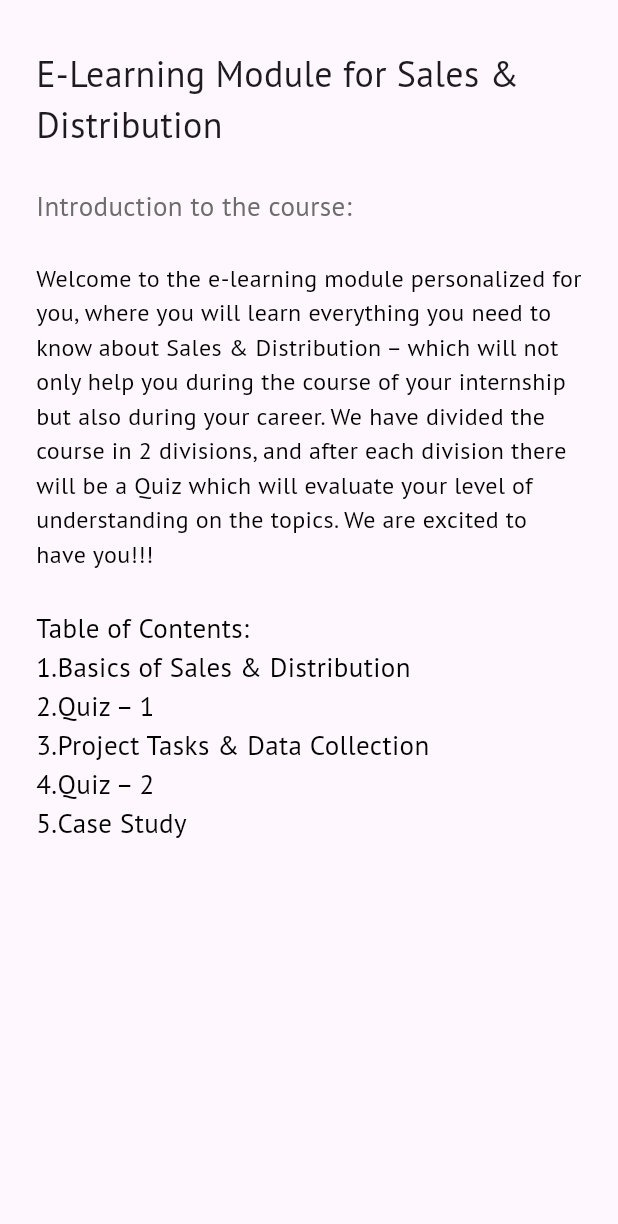
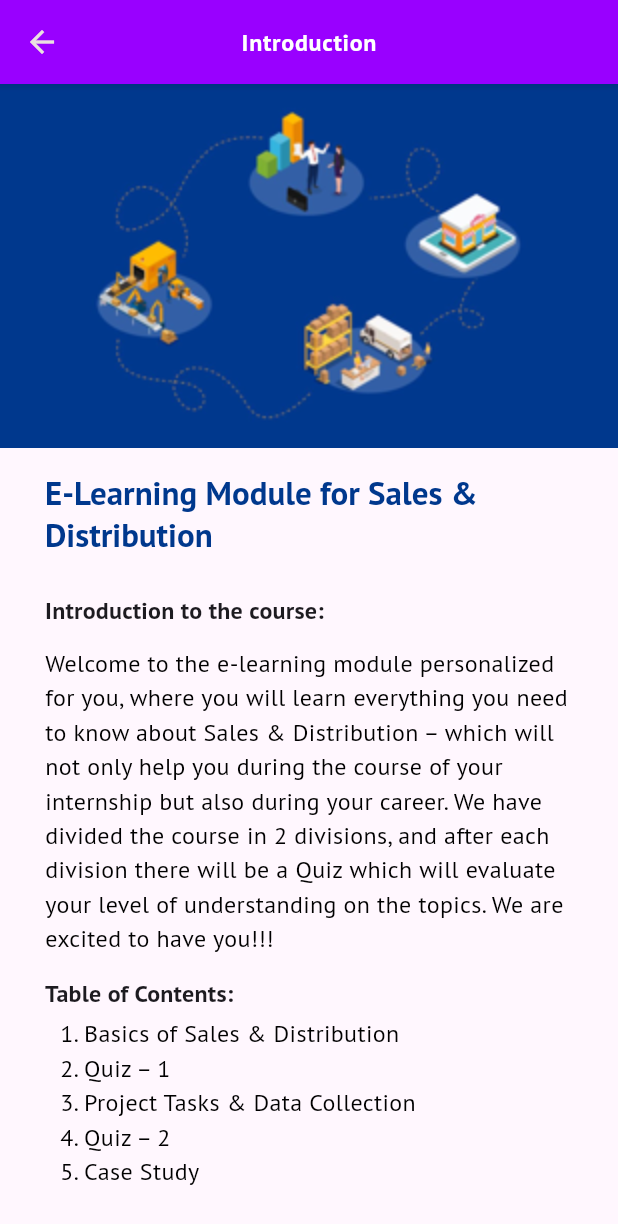
Before and after one commit to palman2003/e_learning, a Flutter app: the IntroPage screen opened directly, on a phone screen of 412 x 824 dp. Shown: the top 1224 px of the screen. Run offline on Flutter 3.47's test engine with Material 3 defaults, Android fonts, the phone set to English and light mode, and no system bars; our stand-ins replace carousel_slider, flutter_dotenv, google_fonts, pinput, shared_preferences; missing offline and left inert: mongo_dart; accounts and stored records are empty.

Commit message:
login page and intro page added

```diff
--- a/flutter/lib/data/module_data.dart
+++ b/flutter/lib/data/module_data.dart
@@ -130,11 +130,11 @@ class ImageSlider {
   ImageSlider(
       {required this.imageList,
       required this.height,
-      //srequired this.width,
+      required this.width,
       required this.verticalPadding});
   final List<String> imageList;
   final double height;
-  // final double width;
+  final double width;
   final double verticalPadding;
 }
 
@@ -158,7 +158,7 @@ final List module = [
       HeadImage(
         image: Image.asset(
           "assets/images/module1/FMCG and FMCD.png",
-          //   width: double.infinity,
+          width: double.infinity,
           fit: BoxFit.fitWidth,
         ),
       ),
@@ -181,26 +181,33 @@ final List module = [
       BulletPoint(
           text:
               "Products that are non-durable and have a longer usage period. They also differ basis the buying decision.  "),
+      const SizedBox()
     ],
     [
       Heading(text: "Some Examples of FMCG and FMCD"),
-      SubHeading(text: "FMCG"),
-      ImageSlider(imageList: [
+      SubHeading(text: "FMCG", bottomPadding: 0),
+      ImageSlider(
+        imageList: [
           'assets/images/module1/eg1.png',
           'assets/images/module1/eg2.png',
           'assets/images/module1/eg3.png',
           'assets/images/module1/eg4.png',
-      ], height: 100, verticalPadding: 10
-          //   width: double.infinity,
-          ),
-      SubHeading(text: "FMCD"),
-      ImageSlider(imageList: [
+        ],
+        height: 100,
+        verticalPadding: 10,
+        width: double.infinity,
+      ),
+      SubHeading(text: "FMCD", bottomPadding: 0, topPadding: 0),
+      ImageSlider(
+        imageList: [
           'assets/images/module1/eg5.png',
           'assets/images/module1/eg6.png',
           'assets/images/module1/eg7.png',
           'assets/images/module1/eg8.png',
-      ], height: 100, verticalPadding: 10
-          //   width: double.infinity,
+        ],
+        height: 100,
+        verticalPadding: 10,
+        width: double.infinity,
       ),
       SubHeading(text: "Companies"),
       BulletPoint(text: "FMCG: Unilever, P&G, ITC, CavinKare, General Mills"),
@@ -219,6 +226,7 @@ final List module = [
           text:
               "Household appliances  Washing Machine, Iron, Oven, Vacuum Cleaner etc"),
       SubBulletPoint(text: "Electronic gadgets  Smart Phones, Laptops etc"),
+      const SizedBox()
     ],
     [
       const Heading(text: "Buying Decision"),
@@ -267,6 +275,7 @@ final List module = [
       const BulletPoint(
           text:
               'This is applicable across various categories in the FMCG space'),
+      const SizedBox(),
     ],
     [
       Heading(text: "Low Involvement & High Involvement Purchase"),
@@ -296,6 +305,7 @@ final List module = [
           // height: 300,
         ),
       ),
+      const SizedBox(),
     ],
     [
       const Heading(text: 'Distribution'),
@@ -354,6 +364,7 @@ final List module = [
           fit: BoxFit.fill,
         ),
       ),
+      const SizedBox()
     ],
     [
       const Heading(text: 'Importance of Distribution'),
@@ -377,6 +388,7 @@ final List module = [
       const BulletPoint(
           text:
               'Case 3 -> Product B is available and visible. Product B has higher chances of getting sold'),
+      const SizedBox()
     ],
     [
       Heading(text: "Importance of Distribution"),
@@ -411,6 +423,7 @@ final List module = [
           fit: BoxFit.fill,
         ),
       ),
+      const SizedBox()
     ],
     [
       Heading(text: "General Trade vs Modern trade"),
@@ -475,13 +488,16 @@ final List module = [
     ],
     [
       Heading(text: "Some examples of Outlets"),
-      ImageSlider(imageList: [
+      ImageSlider(
+        imageList: [
           "assets/images/module1/outlet1.png",
           "assets/images/module1/outlet2.png",
           "assets/images/module1/outlet3.png",
           "assets/images/module1/outlet4.png",
-      ], height: 200, verticalPadding: 50
-          //   width: double.infinity,
+        ],
+        height: 200,
+        verticalPadding: 50,
+        width: double.infinity,
       ),
       const Heading(text: 'Channel Satisfaction'),
       const BulletPoint(
@@ -496,6 +512,7 @@ final List module = [
           fit: BoxFit.fill,
         ),
       ),
+      const SizedBox()
     ],
     [
       Heading(text: "Factors affecting channel satisfaction"),
@@ -597,17 +614,21 @@ final List module = [
       const BulletPoint(
           text:
               'Display also helps the shopper in making it easier for them to self select'),
+      const SizedBox()
     ],
     [
       Heading(text: "Different types of Display Merchandize"),
-      ImageSlider(imageList: [
+      ImageSlider(
+        imageList: [
           "assets/images/module1/merch1.png",
           "assets/images/module1/merch2.png",
           "assets/images/module1/merch3.png",
           "assets/images/module1/merch4.png",
           "assets/images/module1/merch5.png",
-      ], height: 300, verticalPadding: 50
-          //   width: double.infinity,
+        ],
+        height: 300,
+        verticalPadding: 50,
+        width: double.infinity,
       ),
       const BulletPoint(text: 'Different types of Display:'),
       const SubBulletPoint(text: 'Floor Stand'),
@@ -680,11 +701,14 @@ final List module = [
     [
       const Heading(text: 'Visibility'),
       const Body(text: 'Visibility -> Primary & Secondary'),
-      ImageSlider(imageList: [
+      ImageSlider(
+        imageList: [
           "assets/images/module1/visiblity_1.png",
           "assets/images/module1/visiblity_2.png"
-      ], height: 400, verticalPadding: 0
-          //   width: double.infinity,
+        ],
+        height: 400,
+        verticalPadding: 0,
+        width: double.infinity,
       ),
       const SizedBox(),
       BulletPoint(
@@ -761,7 +785,7 @@ final List module = [
       BodyImage(
         image: Image.asset(
           "assets/images/sample/sample_2.png",
-          //   width: double.infinity,
+          width: double.infinity,
           fit: BoxFit.fitWidth,
         ),
       ),
@@ -879,7 +903,7 @@ final List module = [
       BodyImage(
         image: Image.asset(
           "assets/images/sample/sample_2.png",
-          //   width: double.infinity,
+          width: double.infinity,
           fit: BoxFit.fitWidth,
         ),
       ),
@@ -997,7 +1021,7 @@ final List module = [
       BodyImage(
         image: Image.asset(
           "assets/images/sample/sample_2.png",
-          //   width: double.infinity,
+          width: double.infinity,
           fit: BoxFit.fitWidth,
         ),
       ),
@@ -1115,7 +1139,7 @@ final List module = [
       BodyImage(
         image: Image.asset(
           "assets/images/sample/sample_2.png",
-          //   width: double.infinity,
+          width: double.infinity,
           fit: BoxFit.fitWidth,
         ),
       ),
@@ -1233,7 +1257,7 @@ final List module = [
       BodyImage(
         image: Image.asset(
           "assets/images/sample/sample_2.png",
-          //   width: double.infinity,
+          width: double.infinity,
           fit: BoxFit.fitWidth,
         ),
       ),
@@ -1351,7 +1375,7 @@ final List module = [
       BodyImage(
         image: Image.asset(
           "assets/images/sample/sample_2.png",
-          //   width: double.infinity,
+          width: double.infinity,
           fit: BoxFit.fitWidth,
         ),
       ),
@@ -1469,7 +1493,7 @@ final List module = [
       BodyImage(
         image: Image.asset(
           "assets/images/sample/sample_2.png",
-          //   width: double.infinity,
+          width: double.infinity,
           fit: BoxFit.fitWidth,
         ),
       ),
@@ -1587,7 +1611,7 @@ final List module = [
       BodyImage(
         image: Image.asset(
           "assets/images/sample/sample_2.png",
-          //   width: double.infinity,
+          width: double.infinity,
           fit: BoxFit.fitWidth,
         ),
       ),
@@ -1705,7 +1729,7 @@ final List module = [
       BodyImage(
         image: Image.asset(
           "assets/images/sample/sample_2.png",
-          //   width: double.infinity,
+          width: double.infinity,
           fit: BoxFit.fitWidth,
         ),
       ),
@@ -1823,7 +1847,7 @@ final List module = [
       BodyImage(
         image: Image.asset(
           "assets/images/sample/sample_2.png",
-          //   width: double.infinity,
+          width: double.infinity,
           fit: BoxFit.fitWidth,
         ),
       ),
--- a/flutter/lib/main.dart
+++ b/flutter/lib/main.dart
@@ -1,4 +1,5 @@
 import 'package:e_learning/page/home.dart';
+import 'package:e_learning/page/intro.dart';
 import 'package:e_learning/page/signup.dart';
 import 'package:flutter/material.dart';
 import 'package:flutter_dotenv/flutter_dotenv.dart';
--- a/flutter/lib/page/intro.dart
+++ b/flutter/lib/page/intro.dart
@@ -4,38 +4,80 @@ class IntroPage extends StatelessWidget {
   const IntroPage({super.key});
   @override
   Widget build(BuildContext context) {
-    return const Scaffold(
-      body: Padding(
-        padding: EdgeInsets.symmetric(horizontal: 24.0, vertical: 32),
+    return Scaffold(
+      appBar: AppBar(
+        title: Text(
+          'Introduction',
+          style: Theme.of(context).textTheme.bodyLarge!.copyWith(
+                fontWeight: FontWeight.bold,
+                // color: const Color.fromARGB(255, 64, 64, 64),
+                color: Colors.white,
+              ),
+        ),
+        centerTitle: true,
+        backgroundColor: const Color.fromARGB(255, 153, 0, 255),
+        foregroundColor: const Color.fromARGB(255, 234, 224, 224),
+      ),
+      body: SingleChildScrollView(
+        child: Column(
+          children: [
+            Image.asset(
+              "assets/images/intro.png",
+              width: double.infinity,
+              fit: BoxFit.fitWidth,
+            ),
+            Padding(
+              padding: const EdgeInsets.symmetric(horizontal: 30),
               child: Column(
                 crossAxisAlignment: CrossAxisAlignment.start,
                 children: [
+                  const SizedBox(
+                    height: 16,
+                  ),
                   Text(
                     'E-Learning Module for Sales & Distribution',
-              style: TextStyle(
-                fontSize: 24,
+                    style: Theme.of(context).textTheme.titleLarge!.copyWith(
+                        fontWeight: FontWeight.bold,
+                        color: const Color.fromARGB(255, 0, 56, 141)),
                   ),
-            ),
-            SizedBox(
+                  const SizedBox(
                     height: 24,
                   ),
                   Text(
                     'Introduction to the course:',
-              style: TextStyle(
-                  fontSize: 18, color: Color.fromARGB(255, 109, 109, 109)),
+                    style: Theme.of(context)
+                        .textTheme
+                        .titleMedium!
+                        .copyWith(fontWeight: FontWeight.w600),
                   ),
-            SizedBox(
-              height: 24,
+                  const SizedBox(
+                    height: 12,
+                  ),
+                  const Text(
+                      'Welcome to the e-learning module personalized for you, where you will learn everything you need to know about Sales & Distribution – which will not only help you during the course of your internship but also during your career. We have divided the course in 2 divisions, and after each division there will be a Quiz which will evaluate your level of understanding on the topics. We are excited to have you!!!',
+                      style: TextStyle(fontSize: 16, color: Colors.black)),
+                  const SizedBox(
+                    height: 12,
                   ),
                   Text(
-                'Welcome to the e-learning module personalized for you, where you will learn everything you need to know about Sales & Distribution – which will not only help you during the course of your internship but also during your career. We have divided the course in 2 divisions, and after each division there will be a Quiz which will evaluate your level of understanding on the topics. We are excited to have you!!!',
-                style: TextStyle(fontSize: 16, color: Colors.black)),
-            SizedBox(
-              height: 24,
+                    'Table of Contents:',
+                    style: Theme.of(context)
+                        .textTheme
+                        .titleMedium!
+                        .copyWith(fontWeight: FontWeight.w600),
                   ),
-            Text(
-              'Table of Contents: \n1.Basics of Sales & Distribution \n2.Quiz – 1 \n3.Project Tasks & Data Collection \n4.Quiz – 2 \n5.Case Study',
-              style: TextStyle(fontSize: 18, color: Colors.black),
+                  const Padding(
+                    padding: EdgeInsets.only(top: 4.0, left: 10),
+                    child: Text(
+                      '1. Basics of Sales & Distribution \n2. Quiz – 1 \n3. Project Tasks & Data Collection \n4. Quiz – 2 \n5. Case Study',
+                      style: TextStyle(fontSize: 16, color: Colors.black),
+                    ),
+                  ),
+                  const SizedBox(
+                    height: 16,
+                  )
+                ],
+              ),
             ),
           ],
         ),
--- a/flutter/pubspec.yaml
+++ b/flutter/pubspec.yaml
@@ -74,6 +74,7 @@ flutter:
     - assets/images/sample/
     - assets/images/module1/
     - assets/images/score/
+    - assets/images/profile/
     - .env
 
 
```
Also changed, not shown: flutter/lib/page/home.dart (+7 -3 lines), flutter/lib/page/module.dart (+9 -10 lines), flutter/lib/page/profile.dart (+70 -64 lines), flutter/lib/widgets/profile.dart (added, +49 -0 lines), flutter/assets/images/intro.png (added), flutter/assets/images/profile/book.png (added), flutter/assets/images/profile/college.png (added), flutter/assets/images/profile/location.png (added), flutter/assets/images/profile/mail.png (added), flutter/assets/images/profile/none.png (added), flutter/assets/images/profile/phone.png (added). Lines whose indentation alone changed are shown as unchanged.
